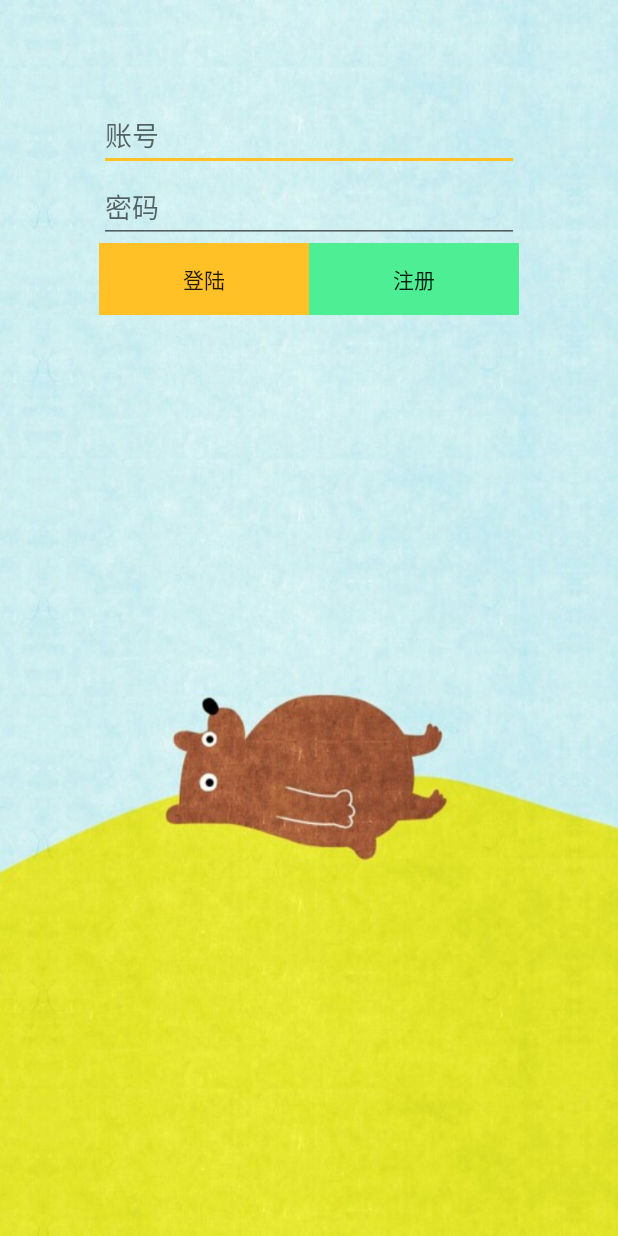
After one commit to mRasey/OfficialProgram, an Android app: the LoginActivity screen opened directly, with no data from a screen before it, on a phone screen of 412 x 824 dp. The commit adds this screen. Run offline under Robolectric (Android 15) with nearby library versions, the phone set to English and light mode, and no system bars.

Commit message:
Talk2Me 完善登陆注册功能

```diff
--- a/Talk2Me/app/src/main/java/com/codemine/talk2me/MainActivity.java
+++ b/Talk2Me/app/src/main/java/com/codemine/talk2me/MainActivity.java
@@ -23,8 +23,9 @@ public class MainActivity extends AppCompatActivity {
 
         initContacts(); // 初始化联系人列表
 
+        final ListView contractsList = (ListView) findViewById(R.id.contactsList);
+
         ContactsAdapter contactsAdapter = new ContactsAdapter(MainActivity.this, R.layout.contact_item, contacts);
-        final ListView contractsList = (ListView) findViewById(R.id.contactsList);
         contractsList.setAdapter(contactsAdapter);
 
         contractsList.setOnItemClickListener(new AdapterView.OnItemClickListener() {
@@ -41,6 +42,6 @@ public class MainActivity extends AppCompatActivity {
 
     public void initContacts() {
         contacts.add(new Contact("billy", "hahaha", "now", R.drawable.head));
-        contacts.add(new Contact("wang", "2333", "now", R.drawable.dialog));
+        contacts.add(new Contact("wang", "2333", "now", R.drawable.head));
     }
 }
--- /dev/null
+++ b/Talk2Me/app/src/main/res/layout/activity_login.xml
@@ -0,0 +1,127 @@
+<?xml version="1.0" encoding="utf-8"?>
+<RelativeLayout xmlns:android="http://schemas.android.com/apk/res/android"
+    xmlns:tools="http://schemas.android.com/tools"
+    android:id="@+id/activity_login"
+    android:layout_width="match_parent"
+    android:layout_height="match_parent"
+    android:paddingBottom="@dimen/activity_vertical_margin"
+    android:paddingLeft="@dimen/activity_horizontal_margin"
+    android:paddingRight="@dimen/activity_horizontal_margin"
+    android:paddingTop="@dimen/activity_vertical_margin"
+    tools:context="com.codemine.talk2me.LoginActivity"
+    android:background="@drawable/register_bg">
+
+    <FrameLayout
+        android:layout_width="match_parent"
+        android:layout_height="match_parent">
+
+        <LinearLayout
+            android:id="@+id/login_layout"
+            android:layout_width="match_parent"
+            android:layout_height="match_parent"
+            android:orientation="vertical"
+            android:padding="50dp"
+            android:visibility="visible">
+
+
+            <EditText
+                android:id="@+id/account_edit"
+                android:layout_width="match_parent"
+                android:layout_height="wrap_content"
+                android:hint="账号"/>
+
+            <EditText
+                android:id="@+id/password_edit"
+                android:layout_width="match_parent"
+                android:layout_height="wrap_content"
+                android:inputType="textPassword"
+                android:hint="密码"/>
+
+            <LinearLayout
+                android:layout_width="match_parent"
+                android:layout_height="wrap_content"
+                android:orientation="horizontal">
+
+                <Button
+                    android:id="@+id/login_button"
+                    android:layout_weight="1"
+                    android:layout_width="match_parent"
+                    android:layout_height="wrap_content"
+                    android:text="登陆"
+                    android:background="@color/orange"/>
+
+                <Button
+                    android:id="@+id/register_button"
+                    android:layout_weight="1"
+                    android:layout_width="match_parent"
+                    android:layout_height="wrap_content"
+                    android:text="注册"
+                    android:background="@color/green"/>
+
+            </LinearLayout>
+
+        </LinearLayout>
+
+        <LinearLayout
+            android:id="@+id/register_layout"
+            android:visibility="gone"
+            android:layout_width="match_parent"
+            android:layout_height="match_parent"
+            android:orientation="vertical"
+            android:padding="50dp">
+
+            <EditText
+                android:id="@+id/register_account_edit"
+                android:layout_width="match_parent"
+                android:layout_height="wrap_content"
+                android:hint="账号"/>
+
+            <EditText
+                android:id="@+id/register_password_edit"
+                android:inputType="textPassword"
+                android:layout_width="match_parent"
+                android:layout_height="wrap_content"
+                android:hint="密码"/>
+
+            <EditText
+                android:id="@+id/register_confirm_password_edit"
+                android:inputType="textPassword"
+                android:layout_width="match_parent"
+                android:layout_height="wrap_content"
+                android:hint="确认密码"/>
+
+            <EditText
+                android:id="@+id/register_email_edit"
+                android:inputType="textEmailAddress"
+                android:layout_width="match_parent"
+                android:layout_height="wrap_content"
+                android:hint="邮箱" />
+
+            <LinearLayout
+                android:layout_width="match_parent"
+                android:layout_height="wrap_content"
+                android:orientation="horizontal">
+
+                <Button
+                    android:id="@+id/register_back_button"
+                    android:layout_weight="1"
+                    android:layout_width="wrap_content"
+                    android:layout_height="wrap_content"
+                    android:text="返回"
+                    android:background="@color/orange"/>
+
+                <Button
+                    android:id="@+id/register_register_button"
+                    android:layout_weight="1"
+                    android:layout_width="wrap_content"
+                    android:layout_height="wrap_content"
+                    android:text="注册"
+                    android:background="@color/green"/>
+
+            </LinearLayout>
+
+
+        </LinearLayout>
+    </FrameLayout>
+
+</RelativeLayout>
--- a/Talk2Me/app/src/main/res/values/colors.xml
+++ b/Talk2Me/app/src/main/res/values/colors.xml
@@ -4,6 +4,10 @@
     <color name="colorPrimaryDark">#303F9F</color>
     <color name="colorAccent">#FF4081</color>
     <color name="orange">#FFC125</color>
+    <color name="darkOrange">#FF8C00</color>
     <color name="black">#000000</color>
     <color name="white">#FFFFFF</color>
+    <color name="gray">#EBEBEB</color>
+    <color name="green">#4EEE94</color>
+    <color name="darkGreen">#006400</color>
 </resources>
--- a/Talk2Me/build.gradle
+++ b/Talk2Me/build.gradle
@@ -5,7 +5,7 @@ buildscript {
         jcenter()
     }
     dependencies {
-        classpath 'com.android.tools.build:gradle:2.1.2'
+        classpath 'com.android.tools.build:gradle:2.2.0'
 
         // NOTE: Do not place your application dependencies here; they belong
         // in the individual module build.gradle files
```
Also changed, not shown: Talk2Me/app/src/main/AndroidManifest.xml (+9 -5 lines), Talk2Me/app/src/main/java/com/codemine/talk2me/ButtonListener.java (added, +26 -0 lines), Talk2Me/app/src/main/java/com/codemine/talk2me/ChatActivity.java (+47 -10 lines), Talk2Me/app/src/main/java/com/codemine/talk2me/ChattingInfo.java (+12 -1 lines), Talk2Me/app/src/main/java/com/codemine/talk2me/LauncherActivity.java (+8 -1 lines), Talk2Me/app/src/main/java/com/codemine/talk2me/LoginActivity.java (added, +271 -0 lines), Talk2Me/app/src/main/java/com/codemine/talk2me/SocketOperation.java (added, +42 -0 lines), Talk2Me/app/src/main/res/layout/activity_chat.xml (+27 -15 lines), Talk2Me/app/src/main/res/layout/chatting_item.xml (+23 -9 lines), Talk2Me/app/src/main/res/drawable/chat_me.png (added), Talk2Me/app/src/main/res/drawable/chat_me_9.9.png (added), Talk2Me/app/src/main/res/drawable/chat_other.png (added), Talk2Me/app/src/main/res/drawable/chat_other_9.9.png (added), Talk2Me/app/src/main/res/drawable/dialog.9.png (deleted), 2 more files.
